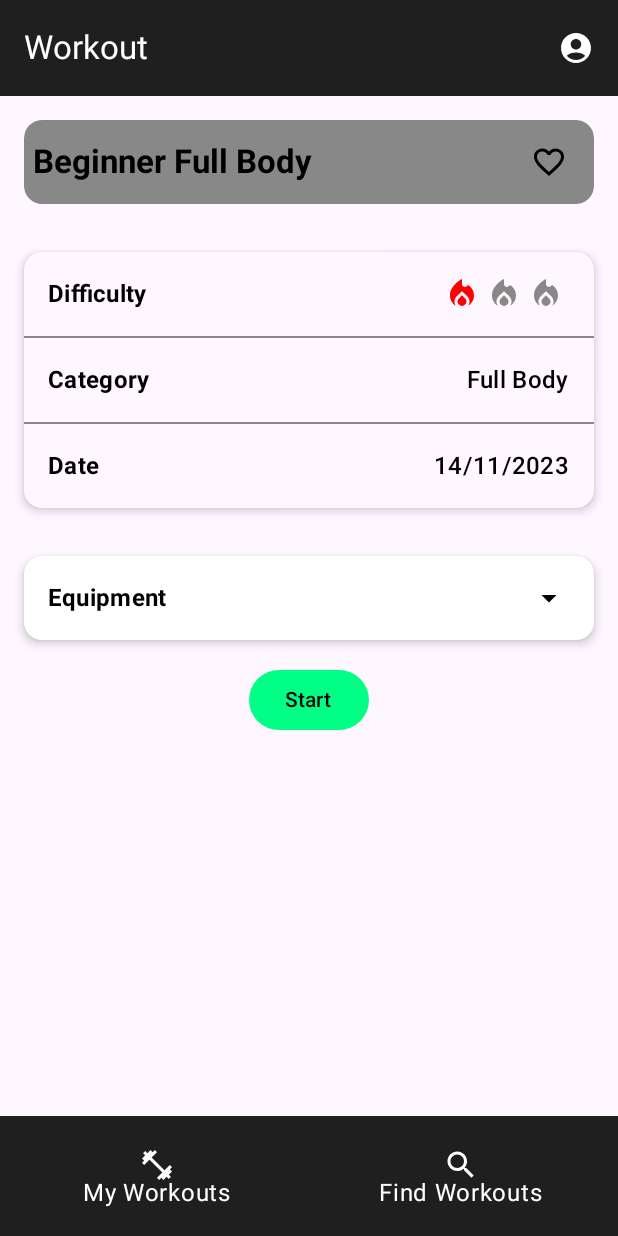
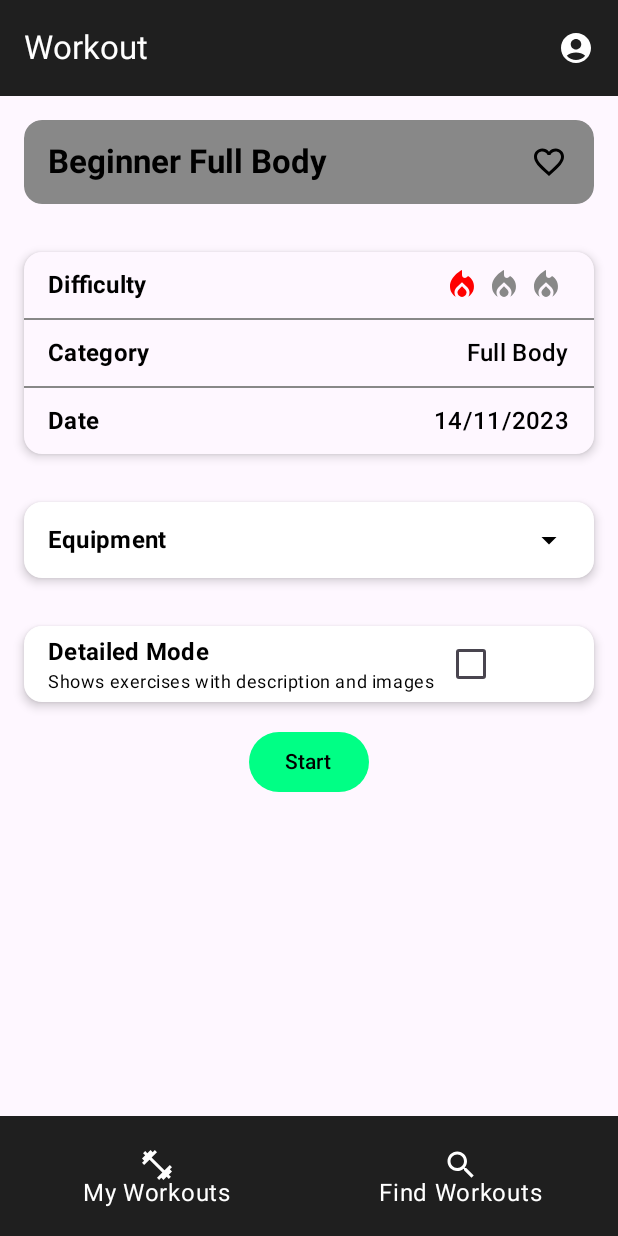
Before and after one commit to motegui/FITCENTER-APP, an Android app built with Jetpack Compose: the workout screen opened through its navigation route, on a phone screen of 412 x 824 dp. Run offline under Robolectric (Android 15) with nearby library versions, the phone set to English and light mode, and no system bars.

Commit message:
detailed mode checkbox

```diff
--- a/app/src/main/java/ar/edu/itba/hci/fitcenter/screens/Workout.kt
+++ b/app/src/main/java/ar/edu/itba/hci/fitcenter/screens/Workout.kt
@@ -26,6 +26,7 @@ import androidx.compose.material.icons.filled.Favorite
 import androidx.compose.material.icons.filled.FavoriteBorder
 import androidx.compose.material.icons.filled.LocalFireDepartment
 import androidx.compose.material3.Button
+import androidx.compose.material3.Checkbox
 import androidx.compose.material3.ExperimentalMaterial3Api
 import androidx.compose.material3.IconButton
 import androidx.compose.material3.MaterialTheme
@@ -86,6 +87,7 @@ fun Workout(navController: NavController? = null, store: Store? = null) {
     val routine: Models.FullRoutine? = RoutineSampleData.sportsRoutines.find { it.id == 1L }
     var isFavorite by remember { mutableStateOf(routine?.isFavorite) }
     var isEquipemntExpanded by remember { mutableStateOf(false) }
+    var isDetailed by remember { mutableStateOf(false) }
     Column(
         horizontalAlignment = Alignment.CenterHorizontally
     ) {
@@ -102,7 +104,7 @@ fun Workout(navController: NavController? = null, store: Store? = null) {
             Row(
                 modifier = Modifier
                     .fillMaxWidth()
-                    .padding(top = 4.dp, start = 6.dp, end = 6.dp, bottom = 4.dp),
+                    .padding(top = 4.dp, start = 16.dp, end = 6.dp, bottom = 4.dp),
                 verticalAlignment = Alignment.CenterVertically
             ) {
                 if (routine != null) {
@@ -144,7 +146,7 @@ fun Workout(navController: NavController? = null, store: Store? = null) {
                     Row(
                         modifier = Modifier
                             .fillMaxWidth()
-                            .padding(top = 16.dp, start = 16.dp, end = 16.dp, bottom = 16.dp),
+                            .padding(top = 10.dp, start = 16.dp, end = 16.dp, bottom = 10.dp),
                         verticalAlignment = Alignment.CenterVertically
                     ) {
                         Text(
@@ -163,7 +165,7 @@ fun Workout(navController: NavController? = null, store: Store? = null) {
                     Row(
                         modifier = Modifier
                             .fillMaxWidth()
-                            .padding(top = 16.dp, start = 16.dp, end = 16.dp, bottom = 16.dp),
+                            .padding(top = 10.dp, start = 16.dp, end = 16.dp, bottom = 10.dp),
                         verticalAlignment = Alignment.CenterVertically
                     ) {
                         Text(
@@ -187,7 +189,7 @@ fun Workout(navController: NavController? = null, store: Store? = null) {
                     Row(
                         modifier = Modifier
                             .fillMaxWidth()
-                            .padding(top = 16.dp, start = 16.dp, end = 16.dp, bottom = 16.dp),
+                            .padding(top = 10.dp, start = 16.dp, end = 16.dp, bottom = 10.dp),
                         verticalAlignment = Alignment.CenterVertically
                     ) {
                         Text(
@@ -220,8 +222,8 @@ fun Workout(navController: NavController? = null, store: Store? = null) {
         ) {
                 Row(
                     modifier = Modifier
-                    .fillMaxWidth()
-                    .padding(top = 4.dp, start = 16.dp, end = 6.dp, bottom = 4.dp),
+                        .fillMaxWidth()
+                        .padding(top = 1.dp, start = 16.dp, end = 6.dp, bottom = 1.dp),
                     verticalAlignment = Alignment.CenterVertically
                 ){
                     Text(
@@ -259,7 +261,7 @@ fun Workout(navController: NavController? = null, store: Store? = null) {
                 Row(
                     modifier = Modifier
                         .fillMaxWidth()
-                        .padding(top = 16.dp, start = 16.dp, end = 16.dp, bottom = 16.dp),
+                        .padding(top = 10.dp, start = 16.dp, end = 16.dp, bottom = 10.dp),
                     verticalAlignment = Alignment.CenterVertically){
                     Text(
                         text = "the equipment here",
@@ -267,6 +269,46 @@ fun Workout(navController: NavController? = null, store: Store? = null) {
                 }
             }
         }
+
+        Surface(
+            shape = MaterialTheme.shapes.medium,
+            color = Color.White,
+            shadowElevation = 4.dp,
+            modifier = Modifier
+                .animateContentSize()
+                .padding(16.dp)
+                .fillMaxWidth()
+        ) {
+            Row(
+                modifier = Modifier.weight(1f)
+                    .padding(top = 1.dp, start = 16.dp, end = 6.dp, bottom = 1.dp),
+                verticalAlignment = Alignment.CenterVertically
+            ) {
+                Column{
+                    Text(
+                        text = stringResource(R.string.detailed_mode),
+
+                        style = MaterialTheme.typography.titleMedium.copy(
+                            fontWeight = FontWeight.Bold,
+                            color = Color.Black
+                        )
+                    )
+                    Text(
+                        text = stringResource(R.string.detailed_description),
+                        style = MaterialTheme.typography.bodySmall
+                    )
+
+                }
+                Checkbox(
+                    checked = isDetailed,
+                    onCheckedChange = {
+                        isDetailed = it
+                    },
+                    modifier = Modifier.align(Alignment.CenterVertically)
+                )
+            }
+        }
+
         Button(
             onClick = { navController?.navigate("workout") }
         ) {
--- a/app/src/main/res/values/strings.xml
+++ b/app/src/main/res/values/strings.xml
@@ -16,4 +16,6 @@
     <string name="date">Date</string>
     <string name="equipment">Equipment</string>
     <string name="start">Start</string>
+    <string name="detailed_mode">Detailed Mode</string>
+    <string name="detailed_description">Shows exercises with description and images</string>
 </resources>
```
Also changed, not shown: 2 other files.
